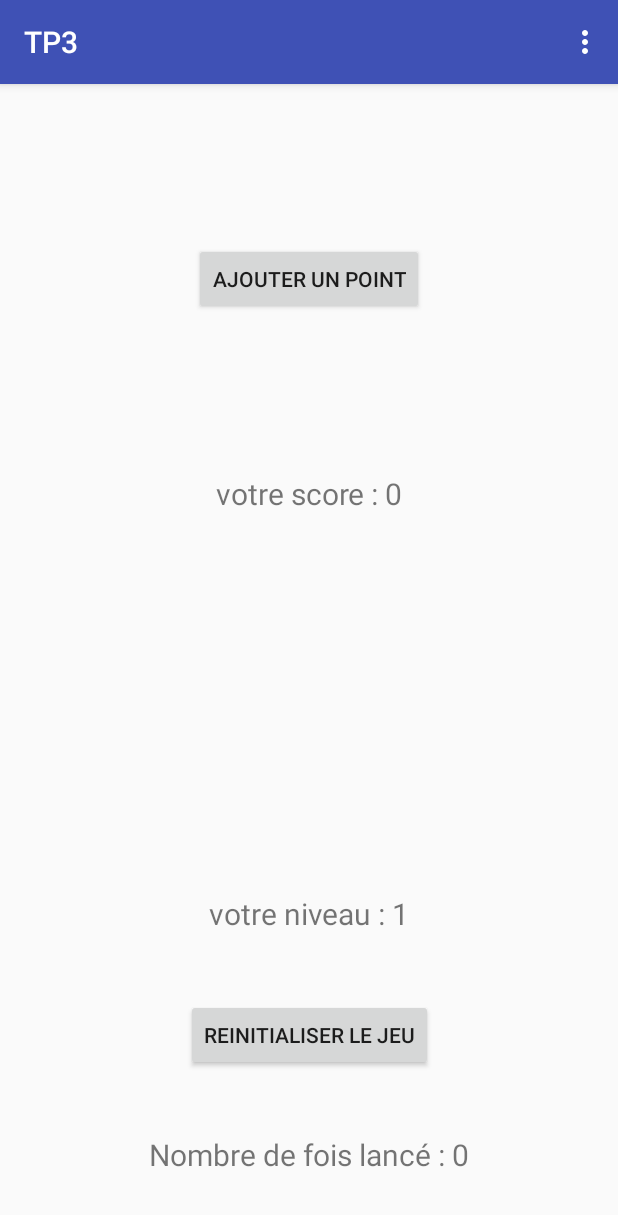
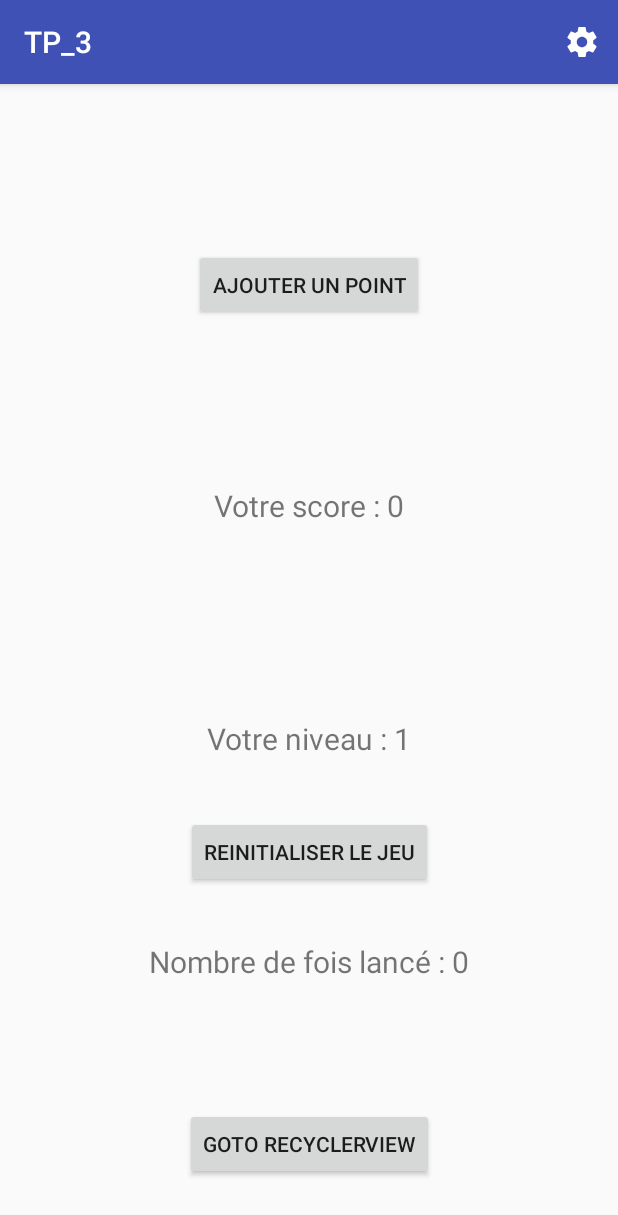
Before and after one commit to cheqriyass/TP3, an Android app: the screen it shows after launch (MainActivity), on a phone screen of 412 x 824 dp. Shown: the top 1215 px of the screen. Run offline under Robolectric (Android 15) with nearby library versions, the phone set to English and light mode, and no system bars.

Commit message:
added recyclerView

```diff
--- a/app/build.gradle
+++ b/app/build.gradle
@@ -26,5 +26,6 @@ dependencies {
     })
     compile 'com.android.support:appcompat-v7:26.+'
     compile 'com.android.support.constraint:constraint-layout:1.0.2'
+    compile 'com.android.support:recyclerview-v7:26.0.0-alpha1'
     testCompile 'junit:junit:4.12'
 }
--- a/app/src/main/AndroidManifest.xml
+++ b/app/src/main/AndroidManifest.xml
@@ -12,12 +12,12 @@
         <activity android:name=".MainActivity">
             <intent-filter>
                 <action android:name="android.intent.action.MAIN" />
-
                 <category android:name="android.intent.category.LAUNCHER" />
             </intent-filter>
         </activity>
         <activity android:name=".LevelActivity" />
-        <activity android:name=".settingsActivity"></activity>
+        <activity android:name=".settingsActivity" />
+        <activity android:name=".recyclerTest"></activity>
     </application>
 
 </manifest>
--- a/app/src/main/java/com/example/yassine/tp3/MainActivity.java
+++ b/app/src/main/java/com/example/yassine/tp3/MainActivity.java
@@ -11,6 +11,7 @@ import android.widget.TextView;
 
 public class MainActivity extends AppCompatActivity {
 
+
     private int score = 0;
     private int level = 1;
     private TextView displayScore;
@@ -21,8 +22,9 @@ public class MainActivity extends AppCompatActivity {
     final static String TEXT_SIZE = "TEXT_SIZE";
     private Intent messageIntent;
     private Intent settingsIntent;
-    private int NUMBER_OF_LAUNCHES_REQUEST=0;
-    private int NUMBER_OF_LAUNCHES_REQUEST2=2;
+    private Intent recyclerIntent;
+    private int NUMBER_OF_LAUNCHES_REQUEST_CODE=0;
+    private int SETTINGS_REQUEST_CODE =2;
     public static int size = 2;
     private int launches = 0;
 
@@ -31,15 +33,16 @@ public class MainActivity extends AppCompatActivity {
     protected void onCreate (Bundle savedInstanceState) {
         super.onCreate(savedInstanceState);
         setContentView(R.layout.activity_main);
-
         Button btnAdd = (Button) findViewById(R.id.btnAjouter);
         Button btnReset = (Button) findViewById(R.id.btnReset);
+        Button btnRecycler = (Button) findViewById(R.id.btnRecycler);
 
         displayScore = (TextView) findViewById(R.id.displayScore);
         displayLevel = (TextView) findViewById(R.id.displayLevel);
         lnumberV = (TextView) findViewById(R.id.lnumberV);
         changeTextSize();
         messageIntent = new Intent(this, LevelActivity.class);
+        recyclerIntent = new Intent(this, recyclerTest.class);
         updateDisplay();
         btnAdd.setOnClickListener(new View.OnClickListener(){
             @Override
@@ -49,11 +52,19 @@ public class MainActivity extends AppCompatActivity {
                     level++;
                     messageIntent.putExtra(EXTRA_LEVEL, level);
                     messageIntent.putExtra(TEXT_SIZE, size);
-                    startActivityForResult(messageIntent, NUMBER_OF_LAUNCHES_REQUEST);
+                    startActivityForResult(messageIntent, NUMBER_OF_LAUNCHES_REQUEST_CODE);
                     updateDisplay();
                 }
                 updateDisplay();
 
+            }
+        });
+
+
+        btnRecycler.setOnClickListener(new View.OnClickListener(){
+            @Override
+            public void onClick(View view) {
+                startActivity(recyclerIntent);
             }
         });
 
@@ -78,7 +89,7 @@ public class MainActivity extends AppCompatActivity {
             case R.id.settingsAction:
                 settingsIntent = new Intent(this, settingsActivity.class);
                 settingsIntent.putExtra(TEXT_SIZE, size);
-                startActivityForResult(settingsIntent, NUMBER_OF_LAUNCHES_REQUEST2);
+                startActivityForResult(settingsIntent, SETTINGS_REQUEST_CODE);
                 return true;
 
         }
@@ -87,13 +98,13 @@ public class MainActivity extends AppCompatActivity {
 
     @Override
     protected void onActivityResult(int requestCode, int resultCode, Intent data) {
-        if (requestCode == NUMBER_OF_LAUNCHES_REQUEST && resultCode == RESULT_OK) {
+        if (requestCode == NUMBER_OF_LAUNCHES_REQUEST_CODE && resultCode == RESULT_OK) {
             launches = data.getIntExtra(EXTRA_LAUNCHES, 0);
             updateDisplay();
         }
-        if (requestCode == NUMBER_OF_LAUNCHES_REQUEST2 && resultCode == RESULT_OK) {
+        if (requestCode == SETTINGS_REQUEST_CODE && resultCode == RESULT_OK) {
             size = data.getIntExtra(TEXT_SIZE, 2);
-            changeTextSize();
+            updateDisplay();
         }
     }
     static public int convertSize(int size){
@@ -119,14 +130,15 @@ public class MainActivity extends AppCompatActivity {
     public void rest(){
         score = 0;
         level = 1;
-        size = 2;
-        changeTextSize();
+        LevelActivity.compteur = 0;
+        launches = 0;
         updateDisplay();
     }
 
     public void updateDisplay(){
-        displayScore.setText("votre score : " + score);
-        displayLevel.setText("votre niveau : " + level);
+        changeTextSize();
+        displayScore.setText("Votre score : " + score);
+        displayLevel.setText("Votre niveau : " + level);
         lnumberV.setText("Nombre de fois lancé : " + launches);
     }
 }
--- /dev/null
+++ b/app/src/main/res/drawable/ic_settings_black_24dp.xml
@@ -0,0 +1,9 @@
+<vector xmlns:android="http://schemas.android.com/apk/res/android"
+        android:width="24dp"
+        android:height="24dp"
+        android:viewportWidth="24.0"
+        android:viewportHeight="24.0">
+    <path
+        android:fillColor="#FFFFFF"
+        android:pathData="M19.43,12.98c0.04,-0.32 0.07,-0.64 0.07,-0.98s-0.03,-0.66 -0.07,-0.98l2.11,-1.65c0.19,-0.15 0.24,-0.42 0.12,-0.64l-2,-3.46c-0.12,-0.22 -0.39,-0.3 -0.61,-0.22l-2.49,1c-0.52,-0.4 -1.08,-0.73 -1.69,-0.98l-0.38,-2.65C14.46,2.18 14.25,2 14,2h-4c-0.25,0 -0.46,0.18 -0.49,0.42l-0.38,2.65c-0.61,0.25 -1.17,0.59 -1.69,0.98l-2.49,-1c-0.23,-0.09 -0.49,0 -0.61,0.22l-2,3.46c-0.13,0.22 -0.07,0.49 0.12,0.64l2.11,1.65c-0.04,0.32 -0.07,0.65 -0.07,0.98s0.03,0.66 0.07,0.98l-2.11,1.65c-0.19,0.15 -0.24,0.42 -0.12,0.64l2,3.46c0.12,0.22 0.39,0.3 0.61,0.22l2.49,-1c0.52,0.4 1.08,0.73 1.69,0.98l0.38,2.65c0.03,0.24 0.24,0.42 0.49,0.42h4c0.25,0 0.46,-0.18 0.49,-0.42l0.38,-2.65c0.61,-0.25 1.17,-0.59 1.69,-0.98l2.49,1c0.23,0.09 0.49,0 0.61,-0.22l2,-3.46c0.12,-0.22 0.07,-0.49 -0.12,-0.64l-2.11,-1.65zM12,15.5c-1.93,0 -3.5,-1.57 -3.5,-3.5s1.57,-3.5 3.5,-3.5 3.5,1.57 3.5,3.5 -1.57,3.5 -3.5,3.5z"/>
+</vector>
--- a/app/src/main/res/layout/activity_main.xml
+++ b/app/src/main/res/layout/activity_main.xml
@@ -16,7 +16,7 @@
         app:layout_constraintLeft_toLeftOf="parent"
         app:layout_constraintRight_toRightOf="parent"
         app:layout_constraintTop_toTopOf="parent"
-        app:layout_constraintVertical_bias="0.514"
+        app:layout_constraintVertical_bias="0.691"
         android:layout_marginLeft="8dp"
         android:layout_marginBottom="8dp"
         app:layout_constraintBottom_toTopOf="@+id/displayLevel" />
@@ -30,7 +30,7 @@
         app:layout_constraintRight_toRightOf="parent"
         android:layout_marginLeft="8dp"
         app:layout_constraintLeft_toLeftOf="parent"
-        android:layout_marginBottom="43dp"
+        android:layout_marginBottom="38dp"
         app:layout_constraintBottom_toTopOf="@+id/btnReset" />
 
     <Button
@@ -57,7 +57,7 @@
         android:layout_marginLeft="8dp"
         app:layout_constraintLeft_toLeftOf="parent"
         app:layout_constraintBottom_toBottomOf="parent"
-        android:layout_marginBottom="110dp" />
+        android:layout_marginBottom="232dp" />
 
     <TextView
         android:id="@+id/lnumberV"
@@ -70,6 +70,20 @@
         app:layout_constraintBottom_toBottomOf="parent"
         app:layout_constraintLeft_toLeftOf="parent"
         app:layout_constraintRight_toRightOf="parent"
-        app:layout_constraintTop_toBottomOf="@+id/btnReset" />
+        app:layout_constraintTop_toBottomOf="@+id/btnReset"
+        app:layout_constraintHorizontal_bias="0.501"
+        app:layout_constraintVertical_bias="0.146" />
+
+    <Button
+        android:id="@+id/btnRecycler"
+        android:layout_width="wrap_content"
+        android:layout_height="wrap_content"
+        android:layout_marginBottom="37dp"
+        android:text="Goto RecyclerView"
+        app:layout_constraintBottom_toBottomOf="parent"
+        android:layout_marginLeft="8dp"
+        app:layout_constraintLeft_toLeftOf="parent"
+        android:layout_marginRight="8dp"
+        app:layout_constraintRight_toRightOf="parent" />
 
 </android.support.constraint.ConstraintLayout>
--- a/app/src/main/res/menu/menu.xml
+++ b/app/src/main/res/menu/menu.xml
@@ -1,6 +1,9 @@
 <?xml version="1.0" encoding="utf-8"?>
-<menu xmlns:android="http://schemas.android.com/apk/res/android">
+<menu xmlns:android="http://schemas.android.com/apk/res/android"
+    xmlns:app="http://schemas.android.com/apk/res-auto">
     <item android:id="@+id/settingsAction"
-        android:title="Settings"></item>
-
+        android:title="Settings"
+        app:showAsAction="ifRoom"
+        android:icon="@drawable/ic_settings_black_24dp"
+        />
 </menu>
--- a/app/src/main/res/values/strings.xml
+++ b/app/src/main/res/values/strings.xml
@@ -1,3 +1,3 @@
 <resources>
-    <string name="app_name">TP3</string>
+    <string name="app_name">TP_3</string>
 </resources>
```
Also changed, not shown: app/src/main/java/com/example/yassine/tp3/LevelActivity.java (+33 -4 lines), app/src/main/java/com/example/yassine/tp3/MyAdapter.java (added, +92 -0 lines), app/src/main/java/com/example/yassine/tp3/recyclerTest.java (added, +36 -0 lines), app/src/main/res/layout/activity_recycler_test.xml (added, +20 -0 lines), app/src/main/res/layout/list_item.xml (added, +14 -0 lines).
